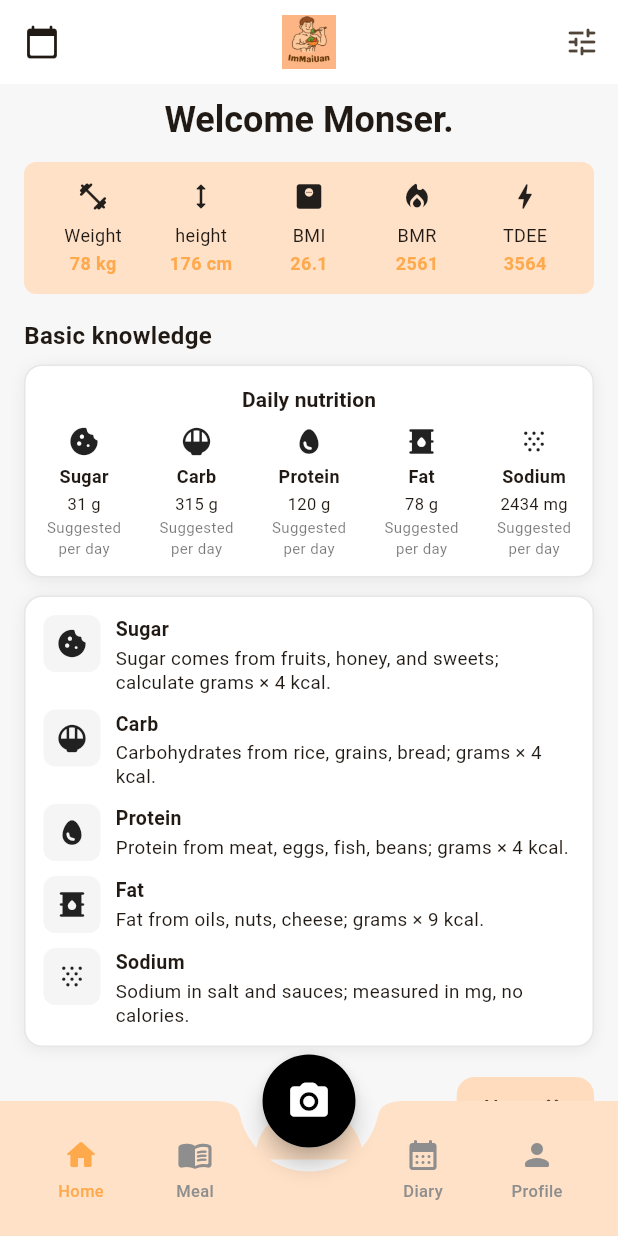
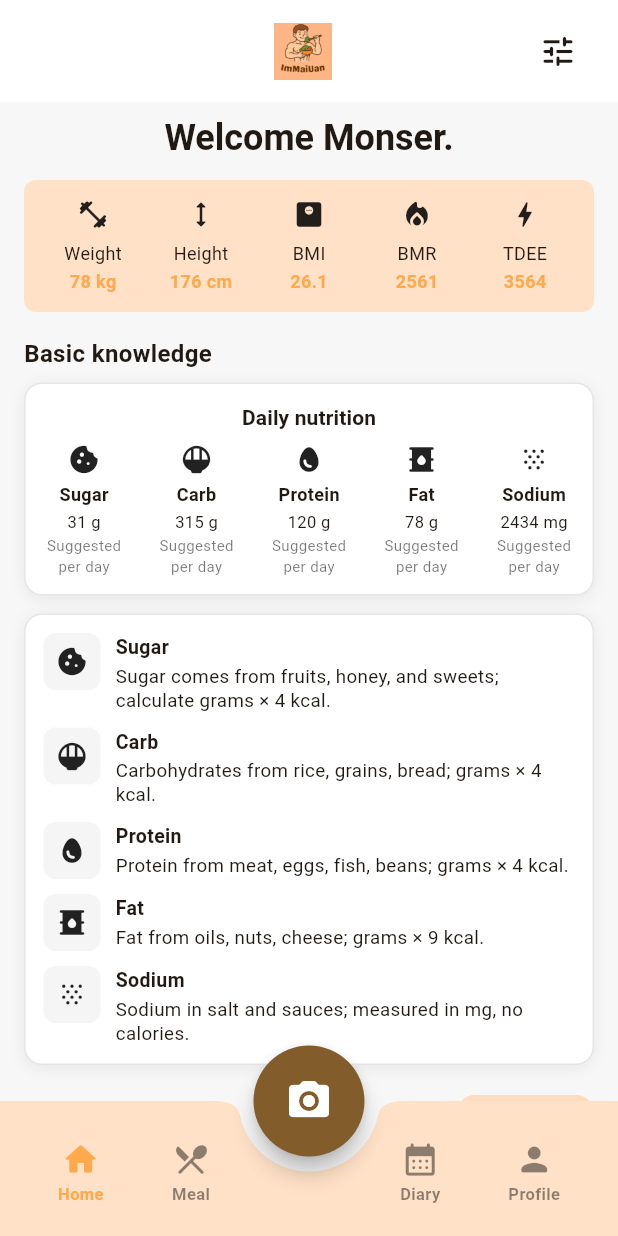
Before and after one commit to ChalisaNine/ImMaiUan_Application, a Flutter app: the KnowledgeScreen screen opened directly, on a phone screen of 412 x 824 dp. Run offline on Flutter 3.47's test engine with Material 3 defaults, Android fonts, the phone set to English and light mode, and no system bars.

Commit message:
knowledge  page Update No real camer

```diff
--- a/immaiua_app/lib/knowledge.dart
+++ b/immaiua_app/lib/knowledge.dart
@@ -1,6 +1,6 @@
 import 'package:flutter/material.dart';
-
 import 'KnowledgeStep2.dart';
+import 'nav_bar.dart'; // ใช้ MainScaffold
 
 class KnowledgeScreen extends StatefulWidget {
   const KnowledgeScreen({super.key});
@@ -20,58 +20,35 @@ class _KnowledgeScreenState extends State<KnowledgeScreen> {
     Center(child: Text('Profile Screen')),
   ];
 
-  void _onTap(int i) => setState(() => _index = i);
+  void _onTap(int i) {
+    setState(() => _index = i);
+
+    // Navigation ตามหน้าอื่น ๆ ในโปรเจกต์
+    switch (i) {
+      case 0:
+        Navigator.pushReplacementNamed(context, '/home');
+        break;
+      case 1:
+        Navigator.pushReplacementNamed(context, '/meal');
+        break;
+      case 2:
+        Navigator.pushReplacementNamed(context, '/capture');
+        break;
+      case 3:
+        Navigator.pushReplacementNamed(context, '/diary');
+        break;
+      case 4:
+        Navigator.pushReplacementNamed(context, '/profile');
+        break;
+    }
+  }
 
   @override
   Widget build(BuildContext context) {
-    const peach = Color(0xFFFFE1C7);
-
-    return Scaffold(
-      backgroundColor: const Color(0xFFF7F7F7),
-
-      appBar: AppBar(
-        surfaceTintColor: Colors.white,
-        backgroundColor: Colors.white,
-        elevation: 0,
-        leading: IconButton(
-          onPressed: () {},
-          icon: const Icon(Icons.calendar_today_rounded),
-        ),
-        centerTitle: true,
-        title: SizedBox(
-          height: 36,
-          child: Image.asset('assets/immaiuan_logo.jpg', fit: BoxFit.contain),
-        ),
-        actions: [
-          IconButton(
-            onPressed: () {},
-            icon: const Icon(Icons.tune_rounded),
-          ),
-        ],
-      ),
-
+    return MainScaffold(
       body: _pages[_index],
-
-      floatingActionButton: _CaptureFab(
-        onPressed: () => _onTap(2),
-      ),
-      floatingActionButtonLocation: FloatingActionButtonLocation.centerDocked,
-
-      bottomNavigationBar: BottomAppBar(
-        height: 90,
-        elevation: 0,
-        color: peach,
-        shape: const CircularNotchedRectangle(),
-        notchMargin: 8,
-        child: SafeArea(
-          top: false,
-          minimum: const EdgeInsets.only(bottom: 8),
-          child: _BottomBarItems(
-            currentIndex: _index,
-            onTap: _onTap,
-          ),
-        ),
-      ),
+      currentIndex: _index,
+      onTap: _onTap,
     );
   }
 }
@@ -99,7 +76,7 @@ class _BasicKnowledgeBody extends StatelessWidget {
             const _PeachStrip(
               items: [
                 _PeachMetric(icon: Icons.fitness_center_rounded, label: 'Weight', value: '78 kg'),
-                _PeachMetric(icon: Icons.height_rounded, label: 'height', value: '176 cm'),
+                _PeachMetric(icon: Icons.height_rounded, label: 'Height', value: '176 cm'),
                 _PeachMetric(icon: Icons.monitor_weight_rounded, label: 'BMI', value: '26.1'),
                 _PeachMetric(icon: Icons.local_fire_department_rounded, label: 'BMR', value: '2561'),
                 _PeachMetric(icon: Icons.bolt_rounded, label: 'TDEE', value: '3564'),
@@ -114,21 +91,54 @@ class _BasicKnowledgeBody extends StatelessWidget {
             _CardContainer(
               padding: const EdgeInsets.symmetric(horizontal: 12, vertical: 12),
               child: Column(
-                crossAxisAlignment: CrossAxisAlignment.start,
                 children: const [
                   Row(
                     mainAxisAlignment: MainAxisAlignment.center,
-                    children: [ _CardHeaderRow(left: '', right: 'Daily nutrition') ],
+                    children: [
+                      _CardHeaderRow(left: '', right: 'Daily nutrition'),
+                    ],
                   ),
+
                   SizedBox(height: 6),
+
                   Row(
                     mainAxisAlignment: MainAxisAlignment.spaceBetween,
                     children: [
-                      _DailyItem(icon: Icons.cookie_rounded, title: 'Sugar', line1: '31 g', line2: 'Suggested', line3: 'per day'),
-                      _DailyItem(icon: Icons.rice_bowl_rounded, title: 'Carb', line1: '315 g', line2: 'Suggested', line3: 'per day'),
-                      _DailyItem(icon: Icons.egg_rounded, title: 'Protein', line1: '120 g', line2: 'Suggested', line3: 'per day'),
-                      _DailyItem(icon: Icons.oil_barrel_rounded, title: 'Fat', line1: '78 g', line2: 'Suggested', line3: 'per day'),
-                      _DailyItem(icon: Icons.snowing, title: 'Sodium', line1: '2434 mg', line2: 'Suggested', line3: 'per day'),
+                      _DailyItem(
+                        icon: Icons.cookie_rounded,
+                        title: 'Sugar',
+                        line1: '31 g',
+                        line2: 'Suggested',
+                        line3: 'per day',
+                      ),
+                      _DailyItem(
+                        icon: Icons.rice_bowl_rounded,
+                        title: 'Carb',
+                        line1: '315 g',
+                        line2: 'Suggested',
+                        line3: 'per day',
+                      ),
+                      _DailyItem(
+                        icon: Icons.egg_rounded,
+                        title: 'Protein',
+                        line1: '120 g',
+                        line2: 'Suggested',
+                        line3: 'per day',
+                      ),
+                      _DailyItem(
+                        icon: Icons.oil_barrel_rounded,
+                        title: 'Fat',
+                        line1: '78 g',
+                        line2: 'Suggested',
+                        line3: 'per day',
+                      ),
+                      _DailyItem(
+                        icon: Icons.snowing,
+                        title: 'Sodium',
+                        line1: '2434 mg',
+                        line2: 'Suggested',
+                        line3: 'per day',
+                      ),
                     ],
                   ),
                 ],
@@ -141,15 +151,30 @@ class _BasicKnowledgeBody extends StatelessWidget {
               padding: const EdgeInsets.all(12),
               child: Column(
                 children: const [
-                  _InfoRow(icon: Icons.cookie_rounded, title: 'Sugar', text: 'Sugar comes from fruits, honey, and sweets; calculate grams × 4 kcal.'),
+                  _InfoRow(
+                      icon: Icons.cookie_rounded,
+                      title: 'Sugar',
+                      text: 'Sugar comes from fruits, honey, and sweets; calculate grams × 4 kcal.'),
                   SizedBox(height: 10),
-                  _InfoRow(icon: Icons.rice_bowl_rounded, title: 'Carb', text: 'Carbohydrates from rice, grains, bread; grams × 4 kcal.'),
+                  _InfoRow(
+                      icon: Icons.rice_bowl_rounded,
+                      title: 'Carb',
+                      text: 'Carbohydrates from rice, grains, bread; grams × 4 kcal.'),
                   SizedBox(height: 10),
-                  _InfoRow(icon: Icons.egg_rounded, title: 'Protein', text: 'Protein from meat, eggs, fish, beans; grams × 4 kcal.'),
+                  _InfoRow(
+                      icon: Icons.egg_rounded,
+                      title: 'Protein',
+                      text: 'Protein from meat, eggs, fish, beans; grams × 4 kcal.'),
                   SizedBox(height: 10),
-                  _InfoRow(icon: Icons.oil_barrel_rounded, title: 'Fat', text: 'Fat from oils, nuts, cheese; grams × 9 kcal.'),
+                  _InfoRow(
+                      icon: Icons.oil_barrel_rounded,
+                      title: 'Fat',
+                      text: 'Fat from oils, nuts, cheese; grams × 9 kcal.'),
                   SizedBox(height: 10),
-                  _InfoRow(icon: Icons.snowing, title: 'Sodium', text: 'Sodium in salt and sauces; measured in mg, no calories.'),
+                  _InfoRow(
+                      icon: Icons.snowing,
+                      title: 'Sodium',
+                      text: 'Sodium in salt and sauces; measured in mg, no calories.'),
                 ],
               ),
             ),
@@ -207,15 +232,16 @@ class _PeachStrip extends StatelessWidget {
         children: items
             .map((e) => Expanded(
                   child: Column(
-                    mainAxisSize: MainAxisSize.min,
                     children: [
                       Icon(e.icon, size: 22, color: Colors.black87),
                       const SizedBox(height: 6),
                       Text(e.label, style: const TextStyle(fontSize: 12)),
                       const SizedBox(height: 2),
-                      Text(e.value,
-                          style: const TextStyle(
-                              fontWeight: FontWeight.w700, color: accent, fontSize: 12)),
+                      Text(
+                        e.value,
+                        style: const TextStyle(
+                            fontWeight: FontWeight.w700, color: accent, fontSize: 12),
+                      ),
                     ],
                   ),
                 ))
@@ -249,13 +275,18 @@ class _CardContainer extends StatelessWidget {
         border: Border.all(color: const Color(0xFFE6E6E6)),
         boxShadow: const [
           BoxShadow(
-              blurRadius: 8, spreadRadius: 0, offset: Offset(0, 2), color: Color(0x11000000))
+            blurRadius: 8,
+            offset: Offset(0, 2),
+            color: Color(0x11000000),
+          ),
         ],
       ),
       child: child,
     );
   }
 }
+
+/* ======================== HEADER ======================== */
 
 class _CardHeaderRow extends StatelessWidget {
   const _CardHeaderRow({required this.left, required this.right});
@@ -266,9 +297,13 @@ class _CardHeaderRow extends StatelessWidget {
   Widget build(BuildContext context) {
     final style =
         Theme.of(context).textTheme.labelLarge?.copyWith(fontWeight: FontWeight.w700);
+
     return Row(
       mainAxisAlignment: MainAxisAlignment.spaceBetween,
-      children: [Text(left, style: style), Text(right, style: style)],
+      children: [
+        Text(left, style: style),
+        Text(right, style: style),
+      ],
     );
   }
 }
@@ -326,7 +361,9 @@ class _InfoRow extends StatelessWidget {
           width: 38,
           height: 38,
           decoration: BoxDecoration(
-              color: const Color(0xFFF5F5F5), borderRadius: BorderRadius.circular(8)),
+            color: const Color(0xFFF5F5F5),
+            borderRadius: BorderRadius.circular(8),
+          ),
           child: Icon(icon, size: 22),
         ),
         const SizedBox(width: 10),
@@ -334,7 +371,8 @@ class _InfoRow extends StatelessWidget {
           child: Column(
             crossAxisAlignment: CrossAxisAlignment.start,
             children: [
-              Text(title, style: const TextStyle(fontWeight: FontWeight.w700, fontSize: 13)),
+              Text(title,
+                  style: const TextStyle(fontWeight: FontWeight.w700, fontSize: 13)),
               const SizedBox(height: 2),
               Text(text, style: const TextStyle(fontSize: 12.5, height: 1.25)),
             ],
@@ -344,120 +382,3 @@ class _InfoRow extends StatelessWidget {
     );
   }
 }
-
-/* ======================== NAVBAR ======================== */
-
-class _BottomBarItems extends StatelessWidget {
-  const _BottomBarItems({required this.currentIndex, required this.onTap});
-  final int currentIndex;
-  final ValueChanged<int> onTap;
-
-  @override
-  Widget build(BuildContext context) {
-    const inactive = Color(0xFF8E8E8E);
-    const active = Color(0xFFFFA94D);
-
-    Widget item({
-      required int idx,
-      required IconData icon,
-      required String label,
-      Color? customColor,
-    }) {
-      final selected = currentIndex == idx;
-      final iconColor = customColor ?? (selected ? active : inactive);
-
-      return InkWell(
-        onTap: () => onTap(idx),
-        child: Padding(
-          padding: const EdgeInsets.only(top: 10),
-          child: Column(
-            mainAxisSize: MainAxisSize.min,
-            children: [
-              Icon(icon, size: 24, color: iconColor),
-              const SizedBox(height: 4),
-              Text(
-                label,
-                style: TextStyle(
-                  fontSize: 11,
-                  fontWeight: FontWeight.w500,
-                  color: iconColor,
-                ),
-              ),
-            ],
-          ),
-        ),
-      );
-    }
-
-    return Row(
-      children: [
-        Expanded(child: item(idx: 0, icon: Icons.home_rounded, label: 'Home')),
-        Expanded(child: item(idx: 1, icon: Icons.menu_book_rounded, label: 'Meal')),
-        const Expanded(child: SizedBox.shrink()),
-        Expanded(
-          child: item(
-            idx: 3,
-            icon: Icons.calendar_month_rounded,
-            label: 'Diary',
-            customColor: currentIndex == 3 ? active : inactive,
-          ),
-        ),
-        Expanded(child: item(idx: 4, icon: Icons.person_rounded, label: 'Profile')),
-      ],
-    );
-  }
-}
-
-/* ======================== CENTER FAB ======================== */
-
-class _CaptureFab extends StatelessWidget {
-  const _CaptureFab({required this.onPressed});
-  final VoidCallback onPressed;
-
-  @override
-  Widget build(BuildContext context) {
-    return SizedBox(
-      width: 78,
-      height: 78,
-      child: Stack(
-        alignment: Alignment.center,
-        children: [
-          Positioned(
-            bottom: 0,
-            child: Container(
-              width: 72,
-              height: 36,
-              decoration: const BoxDecoration(
-                color: Color(0xFFFFE1C7),
-                borderRadius: BorderRadius.vertical(top: Radius.circular(36)),
-              ),
-            ),
-          ),
-
-          Material(
-            color: Colors.white,
-            shape: const CircleBorder(),
-            elevation: 6,
-            child: InkWell(
-              onTap: onPressed,
-              customBorder: const CircleBorder(),
-              child: Container(
-                width: 62,
-                height: 62,
-                decoration: const BoxDecoration(
-                  color: Colors.black,
-                  shape: BoxShape.circle,
-                ),
-                child: const Icon(
-                  Icons.photo_camera_rounded,
-                  size: 30,
-                  color: Colors.white,
-                ),
-              ),
-            ),
-          ),
-        ],
-      ),
-    );
-  }
-}
```
Also changed, not shown: immaiua_app/lib/KnowledgeStep2.dart (+107 -181 lines), immaiua_app/lib/Authen/login.dart (added).
